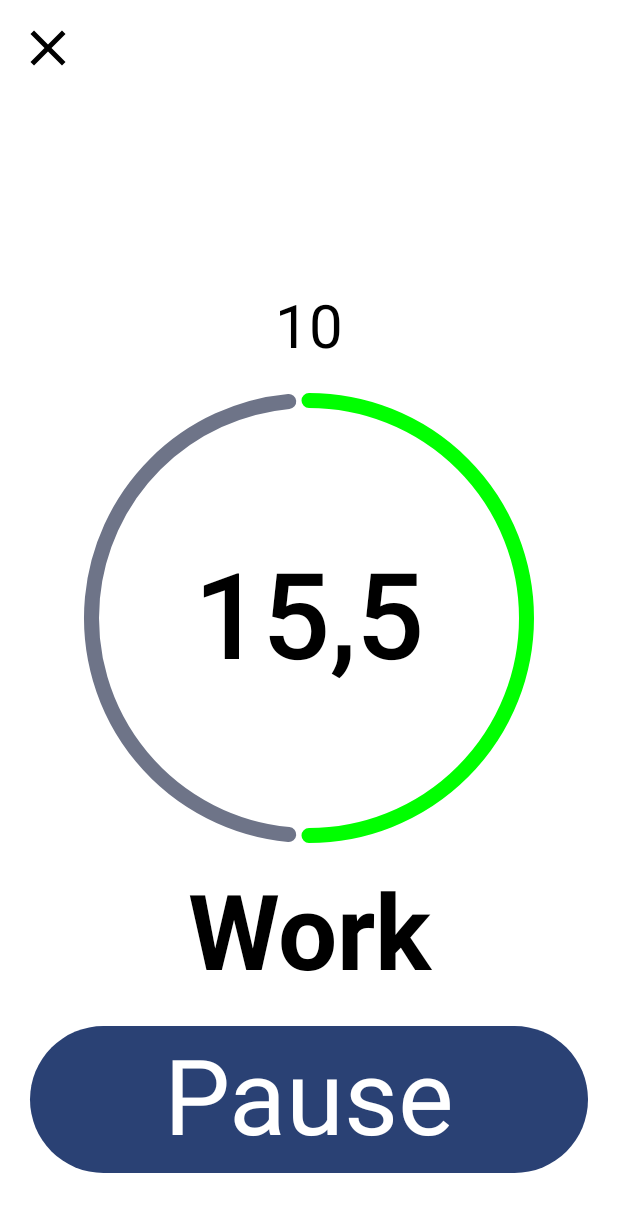
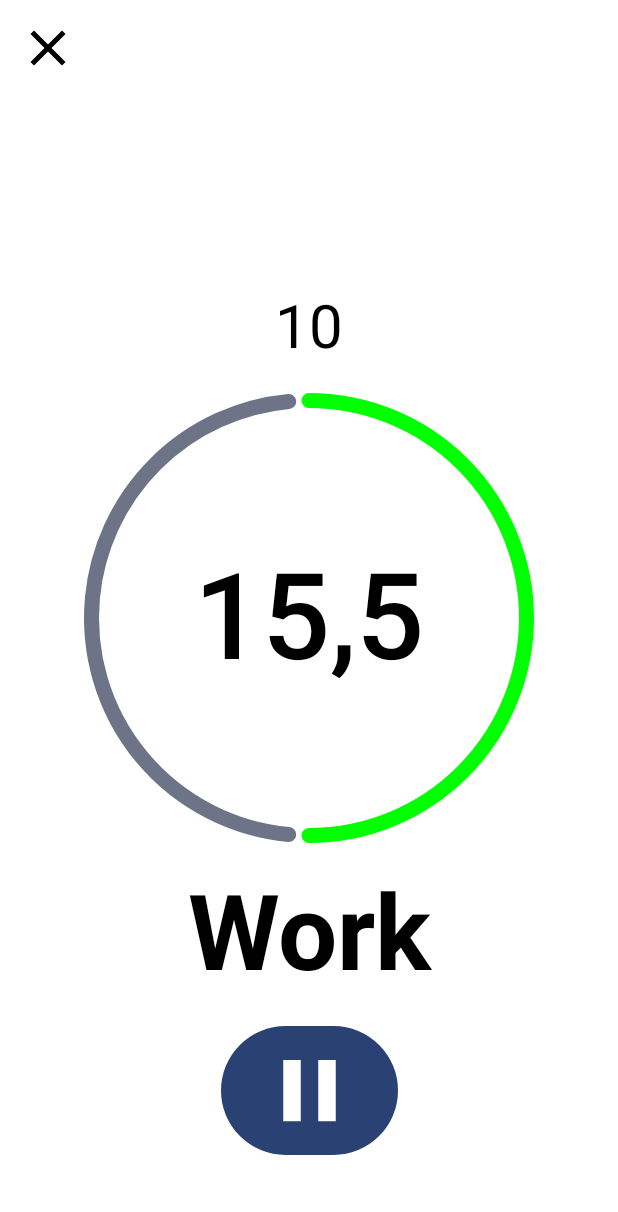
Before and after one commit to MatthiasSchatzeder/SimpleIntervalTimer, an Android app built with Jetpack Compose: the @Preview function TimerPreview, on a phone screen of 412 x 824 dp. Shown: the top 1212 px of the screen. Run offline under Robolectric (Android 15) with nearby library versions, the phone set to English and light mode, and no system bars; our stand-ins replace constraintlayout-compose.

Commit message:
improve timer composable - show done message on timer done - use play and pause icons for button - pass string resources instead of strings

```diff
--- a/app/src/main/java/com/example/simpleintervaltimer/timer/presentation/timer/TimerScreen.kt
+++ b/app/src/main/java/com/example/simpleintervaltimer/timer/presentation/timer/TimerScreen.kt
@@ -21,6 +21,7 @@ import androidx.compose.ui.Alignment
 import androidx.compose.ui.Modifier
 import androidx.compose.ui.graphics.Color
 import androidx.compose.ui.platform.LocalContext
+import androidx.compose.ui.res.painterResource
 import androidx.compose.ui.res.stringResource
 import androidx.compose.ui.text.TextStyle
 import androidx.compose.ui.text.font.FontWeight
@@ -75,12 +76,13 @@ fun TimerScreen(
     )
     Timer(
         remainingIntervals = uiState.getRemainingIntervalsText(LocalContext.current),
+        showDoneMessage = uiState.intervalState == DONE,
         percentageDone = uiState.percentageDone,
         stateColor = uiState.intervalState.toStateColor(),
         time = uiState.getRemainingTimeFormatted(),
-        stateName = stringResource(uiState.intervalState.getStateStringRes()),
-        isPauseResumeButtonVisible = uiState.isPauseResumeButtonVisible(),
-        pauseResumeButtonText = getPauseResumeButtonText(uiState.isTimerRunning, LocalContext.current),
+        stateNameRes = uiState.intervalState.getStateStringRes(),
+        pauseResumeButtonIconResource = if (uiState.isTimerRunning) R.drawable.ic_pause else R.drawable.ic_play,
+        pauseResumeButtonContentDescriptionRes = if (uiState.isTimerRunning) R.string.pause else R.string.resume,
         onPauseResumeButtonClick = timerViewModel::pauseOrResumeTimer,
         onEndTimerButtonClick = { timerViewModel.requestEndTimer(onEndTimer = onEndTimer) }
     )
@@ -106,25 +108,22 @@ private fun TimerViewModel.IntervalState.toStateColor() = when (this) {
     DONE -> Color.Cyan
 }
 
-private fun getPauseResumeButtonText(isTimerRunning: Boolean, context: Context): String {
-    return if (isTimerRunning) context.getString(R.string.stop) else context.getString(R.string.resume)
-}
-
 @Composable
 private fun Timer(
     modifier: Modifier = Modifier,
+    showDoneMessage: Boolean,
     remainingIntervals: String,
     percentageDone: Float,
     stateColor: Color,
     time: String,
-    stateName: String,
-    isPauseResumeButtonVisible: Boolean,
-    pauseResumeButtonText: String,
+    stateNameRes: Int,
+    pauseResumeButtonIconResource: Int,
+    pauseResumeButtonContentDescriptionRes: Int,
     onPauseResumeButtonClick: () -> Unit,
     onEndTimerButtonClick: () -> Unit
 ) {
     ConstraintLayout(modifier = modifier.fillMaxSize()) {
-        val (constRefIconButtonCloseTimer, constRefTextIntervalsLeft, constRefProgressTimer, constRefTextProgressState, constRefButtonPauseResume) = createRefs()
+        val (constRefIconButtonCloseTimer, constRefDoneMessage, constRefTextIntervalsLeft, constRefProgressTimer, constRefTextProgressState, constRefButtonPauseResume) = createRefs()
         IconButton(
             modifier = Modifier
                 .constrainAs(constRefIconButtonCloseTimer) {
@@ -136,10 +135,25 @@ private fun Timer(
                 Icon(
                     modifier = Modifier.size(48.dp),
                     imageVector = Icons.Default.Close,
-                    contentDescription = null
+                    contentDescription = stringResource(R.string.end_timer)
                 )
             }
         )
+        if (showDoneMessage) {
+            Text(
+                modifier = Modifier
+                    .constrainAs(constRefDoneMessage) {
+                        centerVerticallyTo(parent)
+                        centerHorizontallyTo(parent)
+                    },
+                text = stringResource(R.string.done),
+                style = TextStyle(
+                    fontSize = 70.sp,
+                    fontWeight = FontWeight.Bold
+                )
+            )
+            return@ConstraintLayout
+        }
         Text(
             modifier = Modifier
                 .constrainAs(constRefTextIntervalsLeft) {
@@ -171,26 +185,29 @@ private fun Timer(
                     top.linkTo(constRefProgressTimer.bottom, margin = 20.dp)
                 }
                 .fillMaxWidth(),
-            text = stateName,
+            text = stringResource(stateNameRes),
             style = TextStyle(
                 fontSize = 70.sp,
                 fontWeight = FontWeight.Bold,
             ),
             textAlign = TextAlign.Center
         )
-        PauseResumeButton(
+        Button(
             modifier = Modifier
                 .constrainAs(constRefButtonPauseResume) {
                     top.linkTo(constRefTextProgressState.bottom)
                     start.linkTo(parent.start)
                     end.linkTo(parent.end)
                 }
-                .fillMaxWidth()
                 .padding(all = 20.dp),
-            visible = isPauseResumeButtonVisible,
-            buttonText = pauseResumeButtonText,
-            onClickAction = onPauseResumeButtonClick
-        )
+            onClick = onPauseResumeButtonClick
+        ) {
+            Icon(
+                modifier = Modifier.size(70.dp),
+                painter = painterResource(pauseResumeButtonIconResource),
+                contentDescription = stringResource(pauseResumeButtonContentDescriptionRes)
+            )
+        }
     }
 }
 
@@ -221,28 +238,6 @@ private fun ProgressTimer(
     }
 }
 
-@Composable
-private fun PauseResumeButton(
-    modifier: Modifier = Modifier,
-    visible: Boolean,
-    buttonText: String,
-    onClickAction: () -> Unit
-) {
-    if (!visible) return
-    Button(
-        modifier = modifier,
-        onClick = onClickAction
-    ) {
-        Text(
-            text = buttonText,
-            style = TextStyle(
-                fontSize = 70.sp
-            ),
-            textAlign = TextAlign.Center
-        )
-    }
-}
-
 @PreviewFontScale
 @PreviewScreenSizes
 @Preview
@@ -250,13 +245,14 @@ private fun PauseResumeButton(
 fun TimerPreview() {
     SimpleintervaltimerTheme {
         Timer(
+            showDoneMessage = false,
             remainingIntervals = "10",
             percentageDone = 0.5f,
             stateColor = Color.Green,
             time = "15,5",
-            stateName = "Work",
-            isPauseResumeButtonVisible = true,
-            pauseResumeButtonText = "Pause",
+            stateNameRes = R.string.work,
+            pauseResumeButtonIconResource = R.drawable.ic_pause,
+            pauseResumeButtonContentDescriptionRes = R.string.pause,
             onPauseResumeButtonClick = {},
             onEndTimerButtonClick = {}
         )
--- /dev/null
+++ b/app/src/main/res/drawable/ic_pause.xml
@@ -0,0 +1,5 @@
+<vector xmlns:android="http://schemas.android.com/apk/res/android" android:height="24dp" android:tint="#000000" android:viewportHeight="24" android:viewportWidth="24" android:width="24dp">
+
+    <path android:fillColor="@android:color/white" android:pathData="M6,19h4L10,5L6,5v14zM14,5v14h4L18,5h-4z"/>
+
+</vector>
--- /dev/null
+++ b/app/src/main/res/drawable/ic_play.xml
@@ -0,0 +1,5 @@
+<vector xmlns:android="http://schemas.android.com/apk/res/android" android:height="24dp" android:tint="#000000" android:viewportHeight="24" android:viewportWidth="24" android:width="24dp">
+
+    <path android:fillColor="@android:color/white" android:pathData="M8,5v14l11,-7z"/>
+
+</vector>
--- a/app/src/main/res/values/strings.xml
+++ b/app/src/main/res/values/strings.xml
@@ -31,7 +31,7 @@
     <string name="work">Work</string>
     <string name="rest">Rest</string>
     <string name="done">Done</string>
-    <string name="stop">Stop</string>
+    <string name="pause">Pause</string>
     <string name="resume">Resume</string>
     <string name="last_interval">Last Interval</string>
     <string name="null_string">null</string>
```
Also changed, not shown: app/src/main/java/com/example/simpleintervaltimer/timer/presentation/timer/TimerViewModel.kt (+0 -7 lines).
